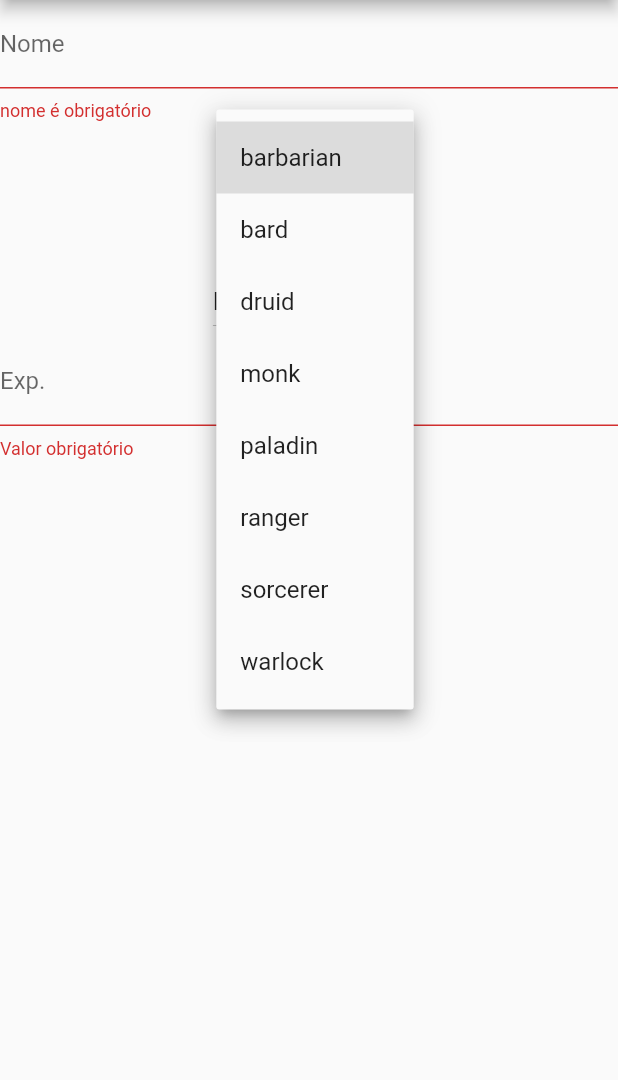
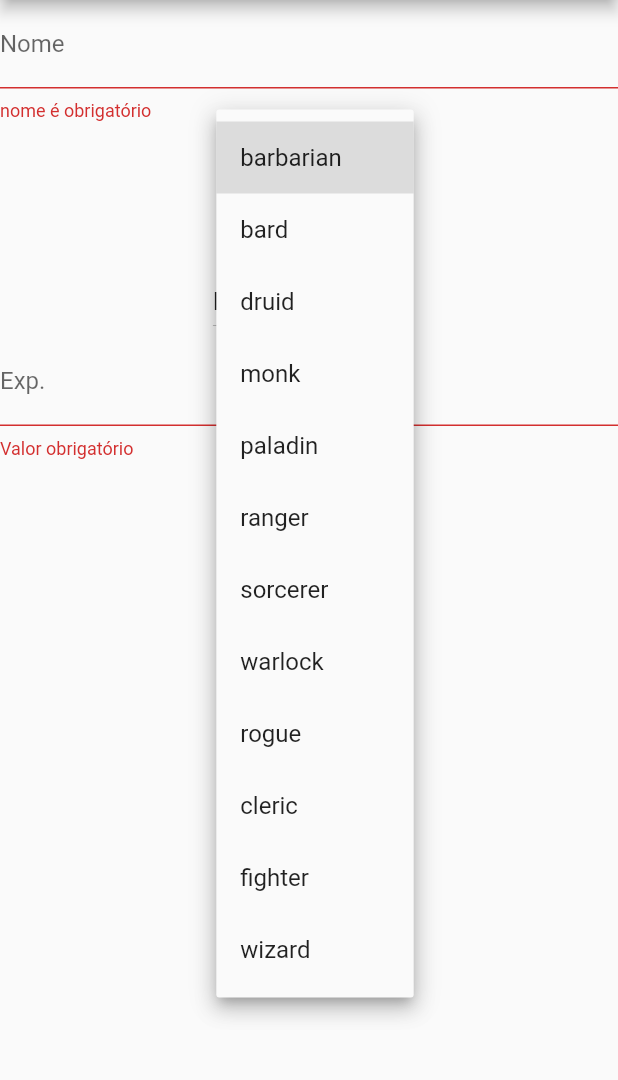
Before and after one commit to zenkairan/character_sheet, a Flutter app: the CharacterForm screen opened by its route, after a tap on "Enviar", after a tap on "barbarian", on a phone screen of 412 x 824 dp, the part 84-1164 px from its top. Run offline on Flutter 3.47's test engine with Material 2 defaults, Android fonts, the phone set to English and light mode, and no system bars; our stand-ins replace image_picker; statements that could not run were skipped.

```diff
--- a/lib/src/beans/Character.dart
+++ b/lib/src/beans/Character.dart
@@ -6,7 +6,11 @@ enum Classes {
   paladin,
   ranger,
   sorcerer,
-  warlock
+  warlock,
+  rogue,
+  cleric,
+  fighter,
+  wizard
 }
 enum Races{
   aarakocra,
--- a/lib/src/scenes/CharacterForm.dart
+++ b/lib/src/scenes/CharacterForm.dart
@@ -166,7 +166,11 @@ void initState(){
                     _formKey.currentState.save();
                     writeCharacter(json.encode(_character));
                     _sheet.character = _character;
-                    Navigator.pop(context);
+                    if(_sheet.attributes == null){
+                      Navigator.pushNamed(context, '/attributes');
+                    }else{
+                      Navigator.pop(context);
+                    }
                   }
                 },
                 child: Text('Enviar'),
--- a/lib/src/scenes/SkillsForm.dart
+++ b/lib/src/scenes/SkillsForm.dart
@@ -6,6 +6,7 @@ import 'dart:convert';
 
 import 'package:character_sheet/src/singletons/SheetSingleton.dart';
 import 'package:character_sheet/src/beans/Skills.dart';
+import  'package:character_sheet/src/scenes/sheet.dart';
 
 class SkillsForm extends StatefulWidget{
   @override
@@ -123,7 +124,9 @@ class SkillsFormState extends State<SkillsForm>{
                   onPressed: (){
                     writeSkill(json.encode(_skills));
                     _sheet.skills = _skills;
-                    Navigator.pop(context);
+                    Navigator.push(context, new MaterialPageRoute(
+                      builder: (BuildContext context) => new Sheet()
+                    ));
                   },
                   child: Text('Salvar'),
                 ),
```
Also changed, not shown: lib/src/scenes/profile.dart (+8 -6 lines).
